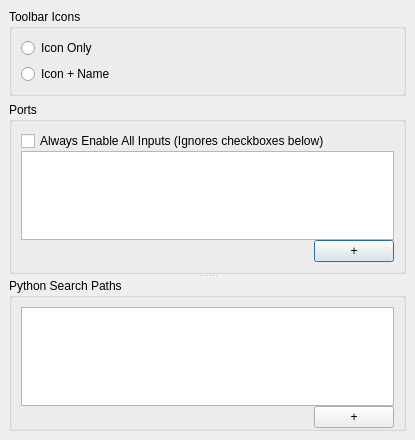
Before: the Qt Designer form pkmidicron/preferencesdialog.ui in patrickkidd/pkmidicron, drawn with Qt 5.
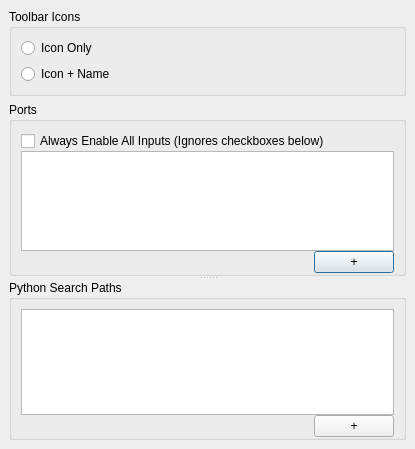
After: the same form once the commit is applied. Custom widgets are drawn as their Qt base class.

The edit to the form file:
```diff
--- a/pkmidicron/preferencesdialog.ui
+++ b/pkmidicron/preferencesdialog.ui
@@ -10,7 +10,7 @@
     <x>0</x>
     <y>0</y>
     <width>415</width>
-    <height>440</height>
+    <height>449</height>
    </rect>
   </property>
   <property name="minimumSize">
@@ -78,6 +78,9 @@
            <property name="spacing">
             <number>0</number>
            </property>
+           <property name="bottomMargin">
+            <number>0</number>
+           </property>
            <item>
             <layout class="QHBoxLayout" name="horizontalLayout_3">
              <item>
```
Left out of the diff: 3 changed lines with no effect on the pictures.
